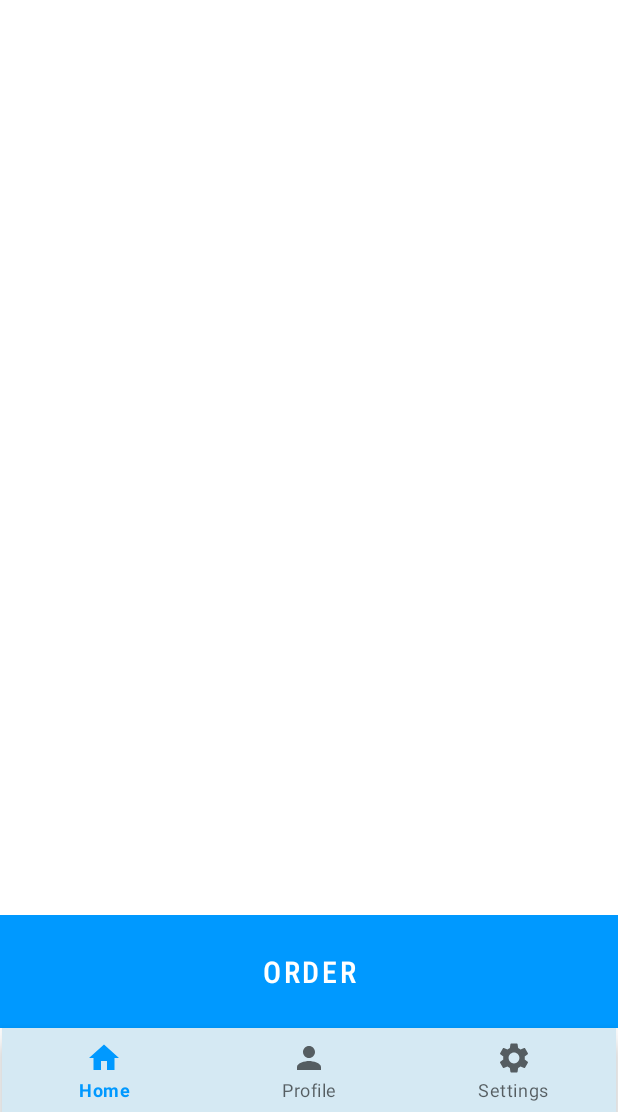
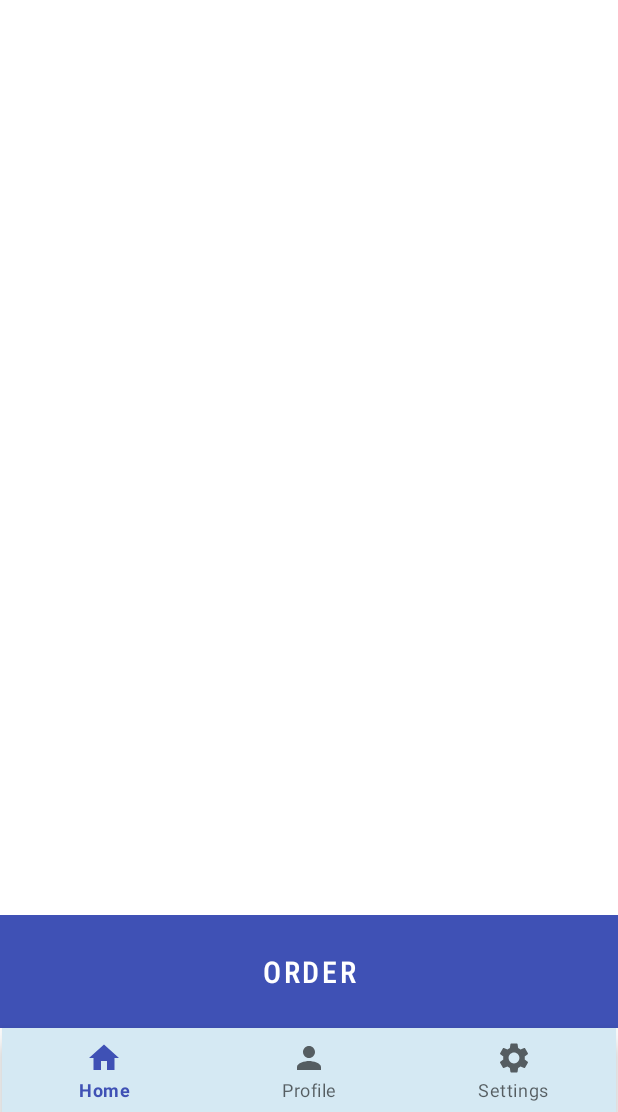
Before and after one commit to Piyush-0120/FuelOnWheels, an Android app: the screen it shows after launch once a user with an empty profile is signed in (DashboardActivity), on a phone screen of 412 x 824 dp, the part 124-1236 px from its top. Run offline under Robolectric (Android 15) with nearby library versions, the phone set to English and light mode, and no system bars; our stand-ins replace Firebase (no records; nobody signed in at launch, a user with empty details on screens opened directly), navigation-ui; 2 statements that could not run were skipped.

Commit message:
colors.xml: changed the primaryColor

```diff
--- a/app/src/main/res/values/colors.xml
+++ b/app/src/main/res/values/colors.xml
@@ -7,7 +7,7 @@
     <color name="teal_700">#FF018786</color>
     <color name="black">#FF000000</color>
     <color name="white">#FFFFFFFF</color>
-    <color name="colorPrimary">#0099ff</color>
+    <color name="colorPrimary">#3F51B5</color>
     <color name="colorPrimaryDark">#00574B</color>
     <color name="colorAccent">#ffffff</color>
     <color name="colorSecondary">#ffffff</color>
```
